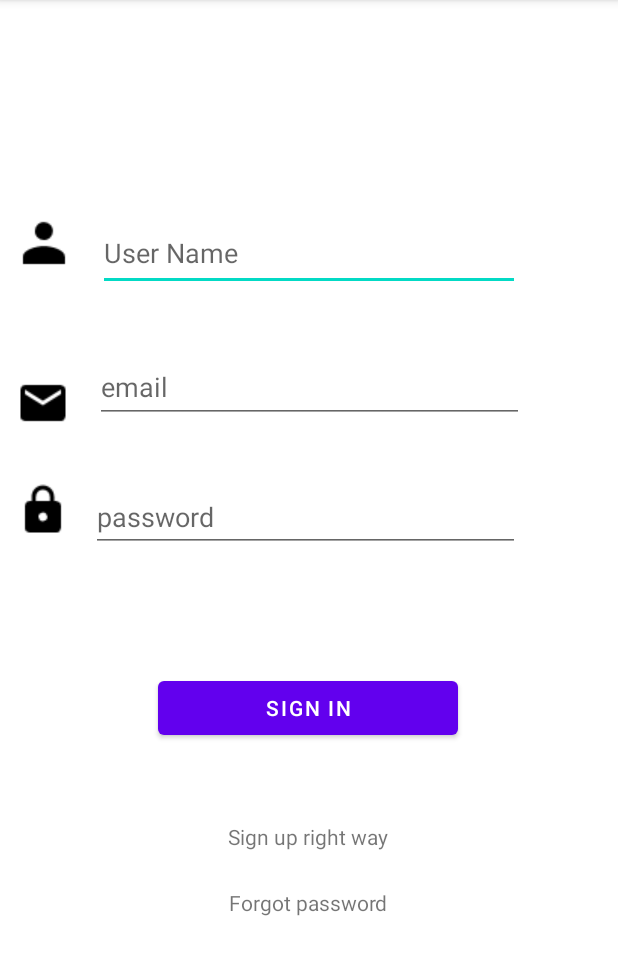
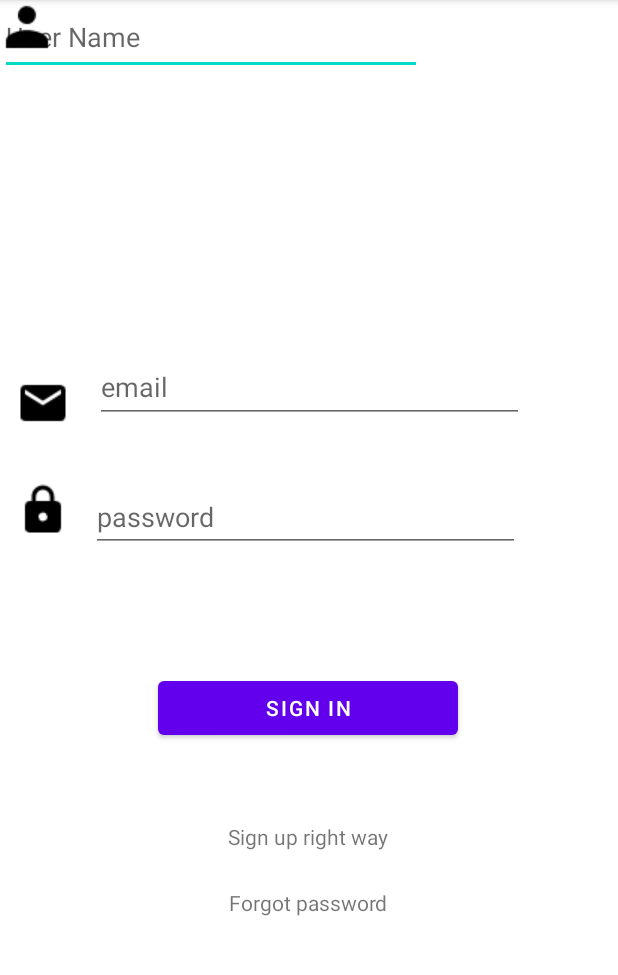
Before and after one commit to zahidcsepstu/Health_Demo, an Android app: the SignIn screen opened directly, with no data from a screen before it, on a phone screen of 412 x 824 dp, the part 84-1059 px from its top. Run offline under Robolectric (Android 15) with nearby library versions, the phone set to English and light mode, and no system bars; libraries missing offline, so code that uses them is left out: com.cunoraz.gifview, com.github.mikephil.charting.

```diff
--- a/app/src/main/res/layout/activity_sign_in.xml
+++ b/app/src/main/res/layout/activity_sign_in.xml
@@ -14,10 +14,8 @@
         android:backgroundTint="#00ACC1"
         android:src="@drawable/baseline_person_black_18dp"
 
-        app:layout_constraintEnd_toStartOf="@+id/user_name"
-        app:layout_constraintHorizontal_bias="0.39"
-        app:layout_constraintStart_toStartOf="parent"
-        app:layout_constraintTop_toTopOf="@+id/user_name" />
+        tools:layout_editor_absoluteX="11dp"
+        tools:layout_editor_absoluteY="107dp" />
 
     <com.google.android.material.imageview.ShapeableImageView
         android:id="@+id/email_icon"
@@ -45,13 +43,9 @@
         android:id="@+id/user_name"
         android:layout_width="281dp"
         android:layout_height="50dp"
-        android:layout_marginBottom="40dp"
         android:hint="User Name"
-        app:layout_constraintBottom_toTopOf="@+id/email"
-        app:layout_constraintEnd_toEndOf="parent"
-        app:layout_constraintStart_toStartOf="parent"
-        app:layout_constraintTop_toTopOf="parent"
-        app:layout_constraintVertical_bias="1.0" />
+        tools:layout_editor_absoluteX="65dp"
+        tools:layout_editor_absoluteY="107dp" />
 
     <com.google.android.material.textfield.TextInputEditText
         android:id="@+id/password"
```
Also changed, not shown: app/src/main/res/values/dimens.xml (added, +22 -0 lines).
